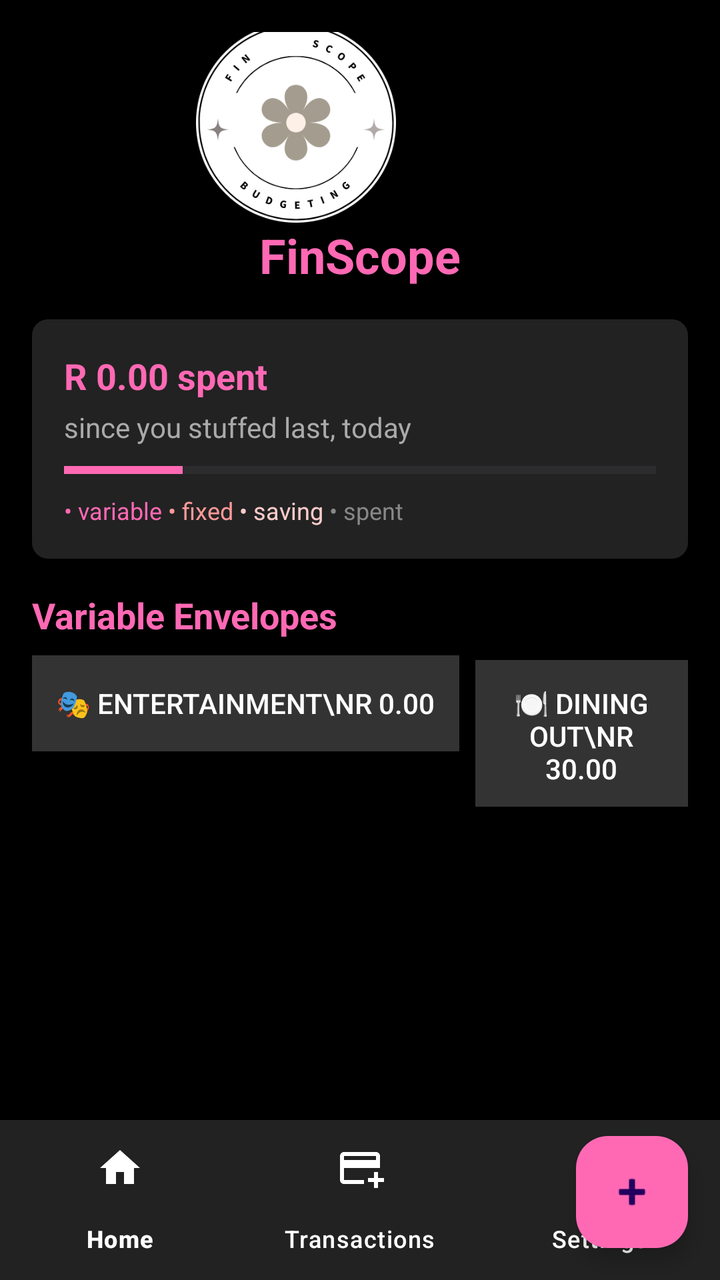
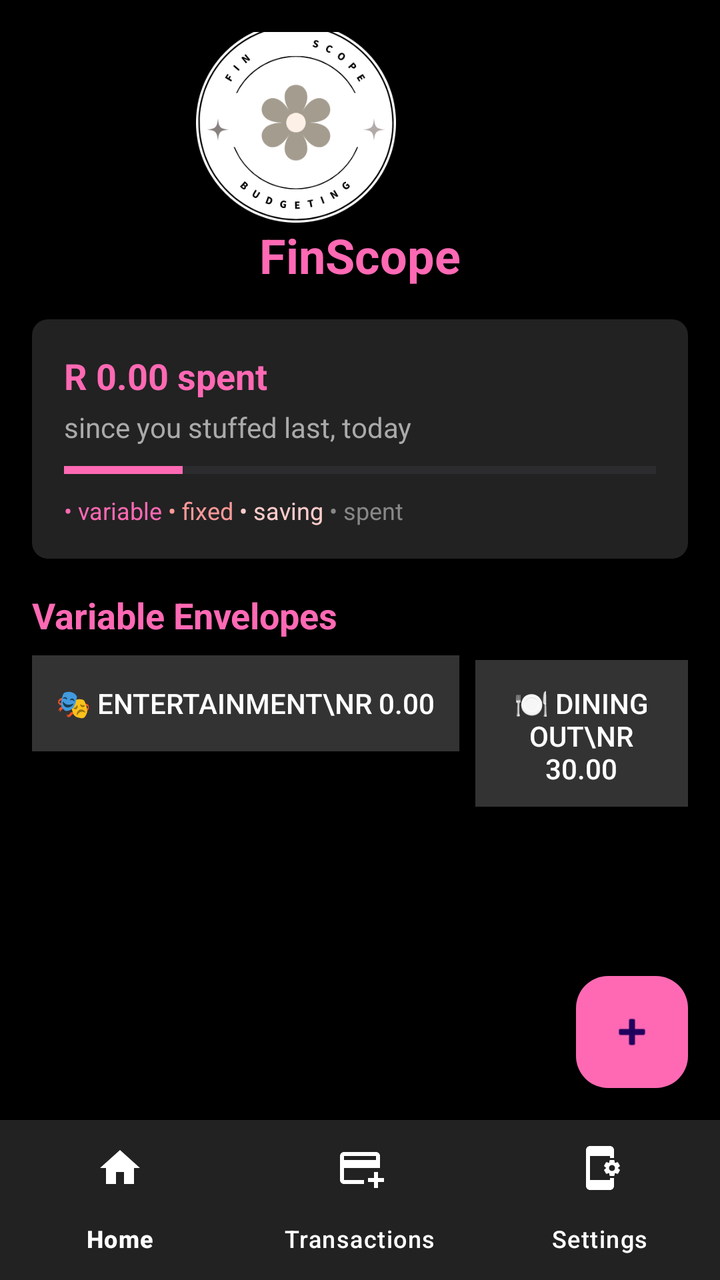

An Android layout rendered at two revisions. The XML below is the earlier revision; the diff shows what the commit changed to produce the second picture.
<!-- AndroidManifest.xml: application theme Theme.Budget -->
<!-- res/layout/activity_home.xml -->
<?xml version="1.0" encoding="utf-8"?>
<androidx.coordinatorlayout.widget.CoordinatorLayout xmlns:android="http://schemas.android.com/apk/res/android"
    xmlns:app="http://schemas.android.com/apk/res-auto"
    xmlns:tools="http://schemas.android.com/tools"
    android:layout_width="match_parent"
    android:layout_height="match_parent"
    android:background="#000000">

    <ScrollView
        android:layout_width="match_parent"
        android:layout_height="match_parent"
        android:padding="16dp">

        <LinearLayout
            android:layout_width="match_parent"
            android:layout_height="wrap_content"
            android:orientation="vertical">

            <RelativeLayout
                android:layout_width="match_parent"
                android:layout_height="match_parent">

                

                <ImageView
                    android:id="@+id/logoImage"
                    android:layout_width="100dp"
                    android:layout_height="100dp"
                    android:layout_alignParentTop="true"
                    android:layout_alignParentEnd="true"
                    android:layout_marginTop="-5dp"
                    android:layout_marginEnd="146dp"
                    android:contentDescription="App Logo"
                    android:src="@drawable/logo"
                    tools:ignore="HardcodedText" />

                
                <androidx.core.widget.CircularProgressIndicator
                    android:id="@+id/syncIndicator"
                    android:layout_width="40dp"
                    android:layout_height="40dp"
                    android:layout_centerInParent="true"
                    android:indeterminate="true"
                    android:visibility="gone"
                    android:layout_alignParentBottom="true"
                    android:layout_centerHorizontal="true"
                    android:layout_marginBottom="80dp"
                    tools:ignore="MissingClass" />

            </RelativeLayout>

            

            
            <TextView
                android:id="@+id/appTitle"
                android:layout_width="wrap_content"
                android:layout_height="wrap_content"
                android:layout_gravity="center_horizontal"
                android:text="FinScope"
                android:textColor="#FF69B4"
                android:textSize="24sp"
                android:textStyle="bold"
                tools:ignore="HardcodedText" />

            <LinearLayout
                android:layout_width="match_parent"
                android:layout_height="wrap_content"
                android:orientation="vertical"
                android:layout_marginTop="16dp"
                android:padding="16dp"
                android:background="@drawable/rounded_container"
                android:elevation="4dp">


            <TextView
                    android:id="@+id/spentText"
                    android:layout_width="wrap_content"
                    android:layout_height="wrap_content"
                    android:text="R 0.00 spent"
                    android:textSize="18sp"
                    android:textColor="#FF69B4"
                    android:textStyle="bold"
                    tools:ignore="HardcodedText" />

                <TextView
                    android:id="@+id/spentDescription"
                    android:layout_width="wrap_content"
                    android:layout_height="wrap_content"
                    android:text="since you stuffed last, today"
                    android:textSize="14sp"
                    android:textColor="#AAAAAA"
                    android:layout_marginTop="4dp"
                    tools:ignore="HardcodedText" />

                
                <ProgressBar
                    android:id="@+id/spendingProgress"
                    style="?android:attr/progressBarStyleHorizontal"
                    android:layout_width="match_parent"
                    android:layout_height="8dp"
                    android:progress="20"
                    android:progressTint="#FF69B4"
                    android:layout_marginTop="8dp" />

                
                <LinearLayout
                    android:layout_width="wrap_content"
                    android:layout_height="wrap_content"
                    android:layout_marginTop="8dp"
                    android:orientation="horizontal">

                    <TextView
                        android:layout_width="wrap_content"
                        android:layout_height="wrap_content"
                        android:text="• variable "
                        android:textColor="#FF69B4"
                        android:textSize="12sp"
                        tools:ignore="HardcodedText" />

                    <TextView
                        android:layout_width="wrap_content"
                        android:layout_height="wrap_content"
                        android:text="• fixed "
                        android:textColor="#FF9999"
                        android:textSize="12sp"
                        tools:ignore="HardcodedText" />

                    <TextView
                        android:layout_width="wrap_content"
                        android:layout_height="wrap_content"
                        android:text="• saving "
                        android:textColor="#FFCCCC"
                        android:textSize="12sp"
                        tools:ignore="HardcodedText" />

                    <TextView
                        android:layout_width="wrap_content"
                        android:layout_height="wrap_content"
                        android:text="• spent"
                        android:textColor="#888888"
                        android:textSize="12sp"
                        tools:ignore="HardcodedText" />
                </LinearLayout>
            </LinearLayout>

            
            <TextView
                android:layout_width="wrap_content"
                android:layout_height="wrap_content"
                android:text="Variable Envelopes"
                android:textSize="18sp"
                android:textColor="#FF69B4"
                android:textStyle="bold"
                android:layout_marginTop="16dp"
                tools:ignore="HardcodedText" />

            <LinearLayout
                android:layout_width="match_parent"
                android:layout_height="wrap_content"
                android:orientation="horizontal"
                android:layout_marginTop="8dp">

                <Button
                    android:id="@+id/btnEntertainment"
                    android:layout_width="wrap_content"
                    android:layout_height="wrap_content"
                    android:text="🎭 Entertainment\nR 0.00"
                    android:textColor="#FFFFFF"
                    android:background="#333333"
                    android:padding="12dp"
                    android:elevation="4dp"
                    tools:ignore="ButtonStyle,HardcodedText" />

                <Button
                    android:id="@+id/btnDiningOut"
                    android:layout_width="wrap_content"
                    android:layout_height="wrap_content"
                    android:text="🍽️ Dining Out\nR 30.00"
                    android:textColor="#FFFFFF"
                    android:background="#333333"
                    android:padding="12dp"
                    android:layout_marginStart="8dp"
                    android:elevation="4dp"
                    tools:ignore="ButtonStyle,HardcodedText" />
            </LinearLayout>

        </LinearLayout>
    </ScrollView>

    
    <com.google.android.material.floatingactionbutton.FloatingActionButton
        android:id="@+id/fab_add_expense"
        android:layout_width="wrap_content"
        android:layout_height="wrap_content"
        android:layout_gravity="bottom|end"
        android:layout_margin="16dp"
        android:backgroundTint="#FF69B4"
        android:src="@android:drawable/ic_input_add"
        app:fabSize="normal"
        tools:ignore="ContentDescription,SpeakableTextPresentCheck" />

    
    <com.google.android.material.bottomnavigation.BottomNavigationView
        android:id="@+id/bottom_navigation"
        android:layout_width="match_parent"
        android:layout_height="wrap_content"
        android:layout_gravity="bottom"
        app:menu="@menu/bottom_nav_menu"
        android:background="#222222"
        app:itemIconTint="@color/white"
        app:itemTextColor="@color/white"
        tools:ignore="VisualLintBottomNav" />
</androidx.coordinatorlayout.widget.CoordinatorLayout>
<!-- resources referenced by this layout -->
<resources>
  <color name="white">#FFFFFFFF</color>
  <!-- drawable logo: png bitmap (drawable, 33667 bytes) -->
  <!-- drawable rounded_container (drawable) -->
  <?xml version="1.0" encoding="utf-8"?>
  <shape xmlns:android="http://schemas.android.com/apk/res/android"
      android:shape="rectangle">
      <solid android:color="#222222" />
      <corners android:radius="8dp" />
  </shape>
  <style name="Theme.Budget" parent="Base.Theme.Budget" />
  <style name="Base.Theme.Budget" parent="Theme.Material3.DayNight.NoActionBar">
          
          
      </style>
</resources>

<!-- the commit's change to res/layout/activity_home.xml (unified diff, before → after) -->
@@ -19,8 +19,6 @@
             <RelativeLayout
                 android:layout_width="match_parent"
                 android:layout_height="match_parent">
-
-                
 
                 <ImageView
                     android:id="@+id/logoImage"
@@ -34,7 +32,6 @@
                     android:src="@drawable/logo"
                     tools:ignore="HardcodedText" />
 
-                
                 <androidx.core.widget.CircularProgressIndicator
                     android:id="@+id/syncIndicator"
                     android:layout_width="40dp"
@@ -46,12 +43,8 @@
                     android:layout_centerHorizontal="true"
                     android:layout_marginBottom="80dp"
                     tools:ignore="MissingClass" />
-
             </RelativeLayout>
 
-            
-
-            
             <TextView
                 android:id="@+id/appTitle"
                 android:layout_width="wrap_content"
@@ -72,8 +65,7 @@
                 android:background="@drawable/rounded_container"
                 android:elevation="4dp">
 
-
-            <TextView
+                <TextView
                     android:id="@+id/spentText"
                     android:layout_width="wrap_content"
                     android:layout_height="wrap_content"
@@ -93,7 +85,6 @@
                     android:layout_marginTop="4dp"
                     tools:ignore="HardcodedText" />
 
-                
                 <ProgressBar
                     android:id="@+id/spendingProgress"
                     style="?android:attr/progressBarStyleHorizontal"
@@ -103,7 +94,6 @@
                     android:progressTint="#FF69B4"
                     android:layout_marginTop="8dp" />
 
-                
                 <LinearLayout
                     android:layout_width="wrap_content"
                     android:layout_height="wrap_content"
@@ -144,7 +134,6 @@
                 </LinearLayout>
             </LinearLayout>
 
-            
             <TextView
                 android:layout_width="wrap_content"
                 android:layout_height="wrap_content"
@@ -184,23 +173,21 @@
                     android:elevation="4dp"
                     tools:ignore="ButtonStyle,HardcodedText" />
             </LinearLayout>
-
         </LinearLayout>
     </ScrollView>
 
-    
     <com.google.android.material.floatingactionbutton.FloatingActionButton
         android:id="@+id/fab_add_expense"
         android:layout_width="wrap_content"
         android:layout_height="wrap_content"
         android:layout_gravity="bottom|end"
-        android:layout_margin="16dp"
+        android:layout_marginBottom="96dp"
+        android:layout_marginEnd="16dp"
         android:backgroundTint="#FF69B4"
         android:src="@android:drawable/ic_input_add"
         app:fabSize="normal"
         tools:ignore="ContentDescription,SpeakableTextPresentCheck" />
 
-    
     <com.google.android.material.bottomnavigation.BottomNavigationView
         android:id="@+id/bottom_navigation"
         android:layout_width="match_parent"
